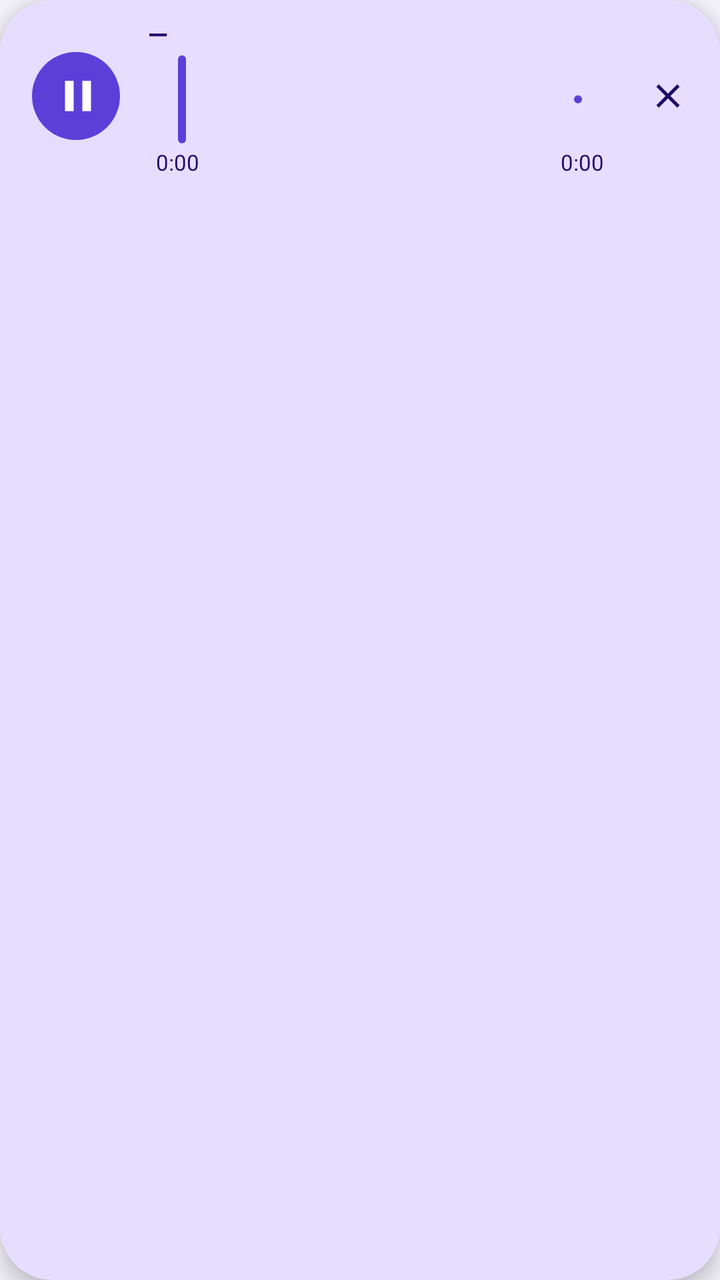
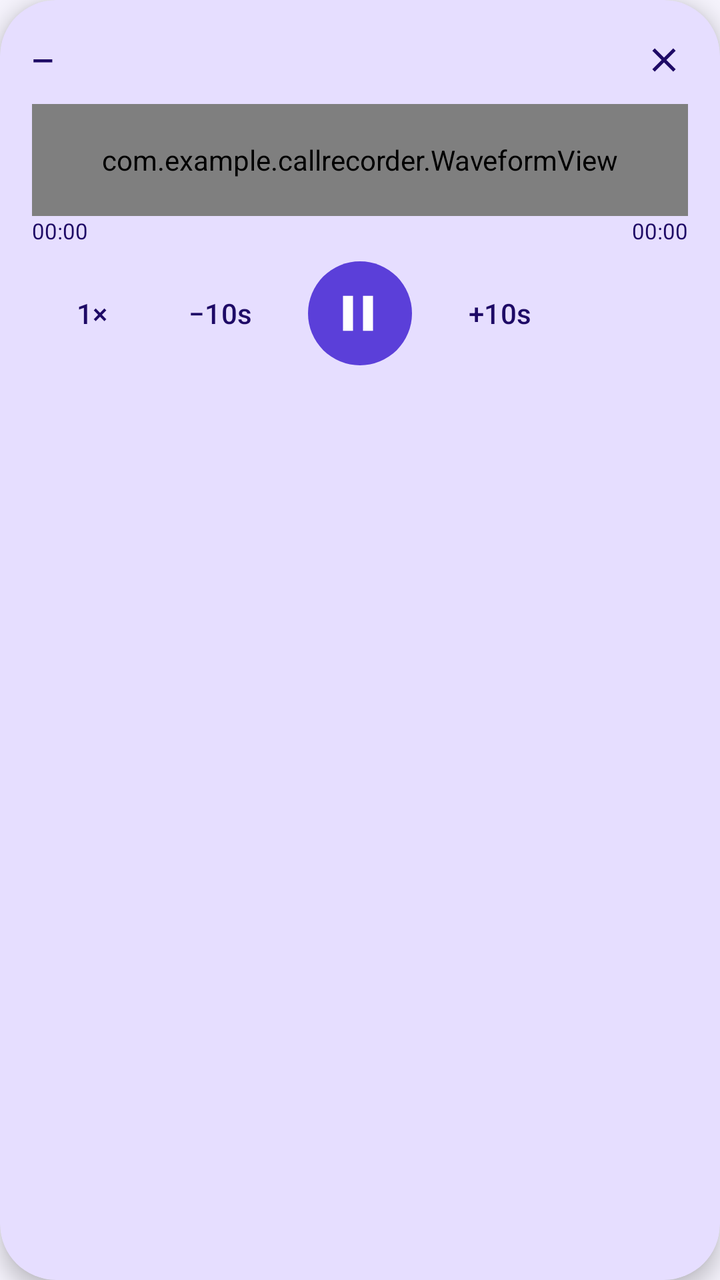

Before-and-after screenshots of an Android layout around one commit, followed by the original layout XML and the change that was made.
<!-- AndroidManifest.xml: application theme Theme.CallRecorder -->
<!-- res/layout/player_bar.xml -->
<?xml version="1.0" encoding="utf-8"?>
<com.google.android.material.card.MaterialCardView xmlns:android="http://schemas.android.com/apk/res/android"
    xmlns:app="http://schemas.android.com/apk/res-auto"
    android:layout_width="match_parent"
    android:layout_height="wrap_content"
    android:layout_marginStart="12dp"
    android:layout_marginTop="6dp"
    android:layout_marginEnd="12dp"
    android:layout_marginBottom="8dp"
    app:cardBackgroundColor="@color/primary_container"
    app:cardCornerRadius="26dp"
    app:cardElevation="6dp"
    app:strokeWidth="0dp">

    <LinearLayout
        android:layout_width="match_parent"
        android:layout_height="wrap_content"
        android:gravity="center_vertical"
        android:orientation="horizontal"
        android:paddingStart="12dp"
        android:paddingTop="8dp"
        android:paddingEnd="6dp"
        android:paddingBottom="8dp">

        <com.google.android.material.button.MaterialButton
            android:id="@+id/btnPlayPause"
            style="@style/Widget.Material3.Button.IconButton.Filled"
            android:layout_width="52dp"
            android:layout_height="52dp"
            android:contentDescription="play"
            app:icon="@drawable/ic_pause"
            app:iconSize="26dp" />

        <LinearLayout
            android:layout_width="0dp"
            android:layout_height="wrap_content"
            android:layout_marginStart="10dp"
            android:layout_marginEnd="4dp"
            android:layout_weight="1"
            android:orientation="vertical">

            <TextView
                android:id="@+id/tvPlayerTitle"
                android:layout_width="match_parent"
                android:layout_height="wrap_content"
                android:ellipsize="end"
                android:singleLine="true"
                android:text="—"
                android:textColor="@color/on_primary_container"
                android:textSize="13sp"
                android:textStyle="bold" />

            <com.google.android.material.slider.Slider
                android:id="@+id/playerSlider"
                android:layout_width="match_parent"
                android:layout_height="wrap_content"
                android:layoutDirection="ltr"
                android:valueFrom="0.0"
                android:valueTo="1.0"
                app:haloRadius="14dp"
                app:labelBehavior="gone"
                app:thumbRadius="7dp"
                app:trackHeight="4dp" />

            <LinearLayout
                android:layout_width="match_parent"
                android:layout_height="wrap_content"
                android:layoutDirection="ltr"
                android:orientation="horizontal"
                android:paddingStart="4dp"
                android:paddingEnd="4dp">

                <TextView
                    android:id="@+id/tvPlayerCur"
                    android:layout_width="0dp"
                    android:layout_height="wrap_content"
                    android:layout_weight="1"
                    android:text="0:00"
                    android:textColor="@color/on_primary_container"
                    android:textSize="11sp" />

                <TextView
                    android:id="@+id/tvPlayerTotal"
                    android:layout_width="wrap_content"
                    android:layout_height="wrap_content"
                    android:text="0:00"
                    android:textColor="@color/on_primary_container"
                    android:textSize="11sp" />
            </LinearLayout>
        </LinearLayout>

        <com.google.android.material.button.MaterialButton
            android:id="@+id/btnPlayerClose"
            style="@style/Widget.Material3.Button.IconButton"
            android:layout_width="44dp"
            android:layout_height="44dp"
            android:contentDescription="close"
            app:icon="@drawable/ic_close"
            app:iconSize="20dp"
            app:iconTint="@color/on_primary_container" />
    </LinearLayout>
</com.google.android.material.card.MaterialCardView>
<!-- resources referenced by this layout -->
<resources>
  <color name="on_primary_container">#1E0A66</color>
  <color name="primary_container">#E6DEFF</color>
  <!-- drawable ic_close (drawable) -->
  <?xml version="1.0" encoding="utf-8"?>
  <vector xmlns:android="http://schemas.android.com/apk/res/android"
      android:width="24dp"
      android:height="24dp"
      android:viewportWidth="24"
      android:viewportHeight="24">
      <path
          android:fillColor="#FF000000"
          android:pathData="M19,6.41L17.59,5 12,10.59 6.41,5 5,6.41 10.59,12 5,17.59 6.41,19 12,13.41 17.59,19 19,17.59 13.41,12z" />
  </vector>
  <!-- drawable ic_pause (drawable) -->
  <?xml version="1.0" encoding="utf-8"?>
  <vector xmlns:android="http://schemas.android.com/apk/res/android"
      android:width="24dp"
      android:height="24dp"
      android:viewportWidth="24"
      android:viewportHeight="24">
      <path
          android:fillColor="#FF000000"
          android:pathData="M6,19h4V5H6v14zM14,5v14h4V5h-4z" />
  </vector>
  <style name="Theme.CallRecorder" parent="Base.Theme.CallRecorder" />
  <style name="Base.Theme.CallRecorder" parent="Theme.Material3.DayNight.NoActionBar">
          <item name="colorPrimary">@color/primary</item>
          <item name="colorOnPrimary">@color/on_primary</item>
          <item name="colorPrimaryContainer">@color/primary_container</item>
          <item name="colorOnPrimaryContainer">@color/on_primary_container</item>
          <item name="colorSecondary">@color/primary</item>
          <item name="colorOnSecondary">@color/on_primary</item>
          <item name="colorSecondaryContainer">@color/primary_container</item>
          <item name="colorOnSecondaryContainer">@color/on_primary_container</item>
          <item name="colorSurface">@color/surface</item>
          <item name="colorOnSurface">@color/text</item>
          <item name="colorSurfaceVariant">@color/surface_variant</item>
          <item name="colorOnSurfaceVariant">@color/text_secondary</item>
          <item name="colorOutline">@color/outline</item>
          <item name="android:colorBackground">@color/bg</item>
          <item name="android:statusBarColor">@color/bg</item>
          <item name="android:windowLightStatusBar">@bool/light_bars</item>
          <item name="android:navigationBarColor">@android:color/black</item>
      </style>
  <color name="primary">#5B3FD9</color>
  <color name="on_primary">#FFFFFF</color>
  <color name="surface">#FFFFFF</color>
  <color name="text">#1B1530</color>
  <color name="surface_variant">#ECE8F6</color>
  <color name="text_secondary">#6B6585</color>
  <color name="outline">#E2DDEF</color>
  <color name="bg">#F5F3FC</color>
</resources>

<!-- the commit's change to res/layout/player_bar.xml (unified diff, before → after) -->
@@ -8,95 +8,129 @@
     android:layout_marginEnd="12dp"
     android:layout_marginBottom="8dp"
     app:cardBackgroundColor="@color/primary_container"
-    app:cardCornerRadius="26dp"
+    app:cardCornerRadius="28dp"
     app:cardElevation="6dp"
     app:strokeWidth="0dp">
 
     <LinearLayout
         android:layout_width="match_parent"
         android:layout_height="wrap_content"
-        android:gravity="center_vertical"
-        android:orientation="horizontal"
-        android:paddingStart="12dp"
+        android:orientation="vertical"
+        android:paddingStart="16dp"
         android:paddingTop="8dp"
-        android:paddingEnd="6dp"
-        android:paddingBottom="8dp">
-
-        <com.google.android.material.button.MaterialButton
-            android:id="@+id/btnPlayPause"
-            style="@style/Widget.Material3.Button.IconButton.Filled"
-            android:layout_width="52dp"
-            android:layout_height="52dp"
-            android:contentDescription="play"
-            app:icon="@drawable/ic_pause"
-            app:iconSize="26dp" />
+        android:paddingEnd="8dp"
+        android:paddingBottom="10dp">
 
         <LinearLayout
-            android:layout_width="0dp"
+            android:layout_width="match_parent"
             android:layout_height="wrap_content"
-            android:layout_marginStart="10dp"
-            android:layout_marginEnd="4dp"
-            android:layout_weight="1"
-            android:orientation="vertical">
+            android:gravity="center_vertical"
+            android:orientation="horizontal">
 
             <TextView
                 android:id="@+id/tvPlayerTitle"
-                android:layout_width="match_parent"
+                android:layout_width="0dp"
                 android:layout_height="wrap_content"
+                android:layout_weight="1"
                 android:ellipsize="end"
                 android:singleLine="true"
                 android:text="—"
                 android:textColor="@color/on_primary_container"
-                android:textSize="13sp"
+                android:textSize="14sp"
                 android:textStyle="bold" />
 
-            <com.google.android.material.slider.Slider
-                android:id="@+id/playerSlider"
-                android:layout_width="match_parent"
-                android:layout_height="wrap_content"
-                android:layoutDirection="ltr"
-                android:valueFrom="0.0"
-                android:valueTo="1.0"
-                app:haloRadius="14dp"
-                app:labelBehavior="gone"
-                app:thumbRadius="7dp"
-                app:trackHeight="4dp" />
-
-            <LinearLayout
-                android:layout_width="match_parent"
-                android:layout_height="wrap_content"
-                android:layoutDirection="ltr"
-                android:orientation="horizontal"
-                android:paddingStart="4dp"
-                android:paddingEnd="4dp">
-
-                <TextView
-                    android:id="@+id/tvPlayerCur"
-                    android:layout_width="0dp"
-                    android:layout_height="wrap_content"
-                    android:layout_weight="1"
-                    android:text="0:00"
-                    android:textColor="@color/on_primary_container"
-                    android:textSize="11sp" />
-
-                <TextView
-                    android:id="@+id/tvPlayerTotal"
-                    android:layout_width="wrap_content"
-                    android:layout_height="wrap_content"
-                    android:text="0:00"
-                    android:textColor="@color/on_primary_container"
-                    android:textSize="11sp" />
-            </LinearLayout>
+            <com.google.android.material.button.MaterialButton
+                android:id="@+id/btnPlayerClose"
+                style="@style/Widget.Material3.Button.IconButton"
+                android:layout_width="44dp"
+                android:layout_height="44dp"
+                android:contentDescription="close"
+                app:icon="@drawable/ic_close"
+                app:iconSize="20dp"
+                app:iconTint="@color/on_primary_container" />
         </LinearLayout>
 
-        <com.google.android.material.button.MaterialButton
-            android:id="@+id/btnPlayerClose"
-            style="@style/Widget.Material3.Button.IconButton"
-            android:layout_width="44dp"
-            android:layout_height="44dp"
-            android:contentDescription="close"
-            app:icon="@drawable/ic_close"
-            app:iconSize="20dp"
-            app:iconTint="@color/on_primary_container" />
+        <com.example.callrecorder.WaveformView
+            android:id="@+id/waveView"
+            android:layout_width="match_parent"
+            android:layout_height="56dp"
+            android:layout_marginEnd="8dp" />
+
+        <LinearLayout
+            android:layout_width="match_parent"
+            android:layout_height="wrap_content"
+            android:layout_marginEnd="8dp"
+            android:layoutDirection="ltr"
+            android:orientation="horizontal">
+
+            <TextView
+                android:id="@+id/tvPlayerCur"
+                android:layout_width="0dp"
+                android:layout_height="wrap_content"
+                android:layout_weight="1"
+                android:text="00:00"
+                android:textColor="@color/on_primary_container"
+                android:textSize="11sp" />
+
+            <TextView
+                android:id="@+id/tvPlayerTotal"
+                android:layout_width="wrap_content"
+                android:layout_height="wrap_content"
+                android:text="00:00"
+                android:textColor="@color/on_primary_container"
+                android:textSize="11sp" />
+        </LinearLayout>
+
+        <LinearLayout
+            android:layout_width="match_parent"
+            android:layout_height="wrap_content"
+            android:layout_marginTop="4dp"
+            android:layout_marginEnd="8dp"
+            android:gravity="center"
+            android:layoutDirection="ltr"
+            android:orientation="horizontal">
+
+            <com.google.android.material.button.MaterialButton
+                android:id="@+id/btnSpeed"
+                style="@style/Widget.Material3.Button.TextButton"
+                android:layout_width="wrap_content"
+                android:layout_height="44dp"
+                android:minWidth="64dp"
+                android:text="1×"
+                android:textColor="@color/on_primary_container" />
+
+            <com.google.android.material.button.MaterialButton
+                android:id="@+id/btnBack"
+                style="@style/Widget.Material3.Button.TextButton"
+                android:layout_width="wrap_content"
+                android:layout_height="44dp"
+                android:minWidth="64dp"
+                android:text="−10s"
+                android:textColor="@color/on_primary_container" />
+
+            <com.google.android.material.button.MaterialButton
+                android:id="@+id/btnPlayPause"
+                style="@style/Widget.Material3.Button.IconButton.Filled"
+                android:layout_width="60dp"
+                android:layout_height="60dp"
+                android:layout_marginStart="8dp"
+                android:layout_marginEnd="8dp"
+                android:contentDescription="play"
+                app:icon="@drawable/ic_pause"
+                app:iconSize="30dp" />
+
+            <com.google.android.material.button.MaterialButton
+                android:id="@+id/btnFwd"
+                style="@style/Widget.Material3.Button.TextButton"
+                android:layout_width="wrap_content"
+                android:layout_height="44dp"
+                android:minWidth="64dp"
+                android:text="+10s"
+                android:textColor="@color/on_primary_container" />
+
+            <View
+                android:layout_width="64dp"
+                android:layout_height="1dp" />
+        </LinearLayout>
     </LinearLayout>
 </com.google.android.material.card.MaterialCardView>
